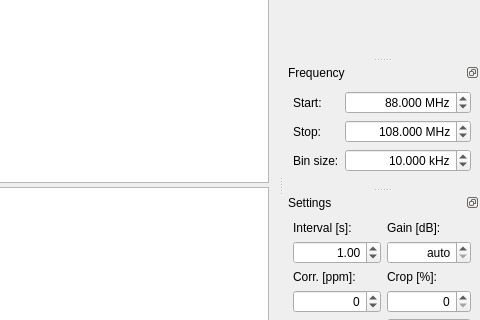
Old version of the form qspectrumanalyzer/qspectrumanalyzer.ui in the repository xmikos/qspectrumanalyzer; both pictures show x 720 to 1200 and y 219 to 539 of the 1200 by 810 pixel window.
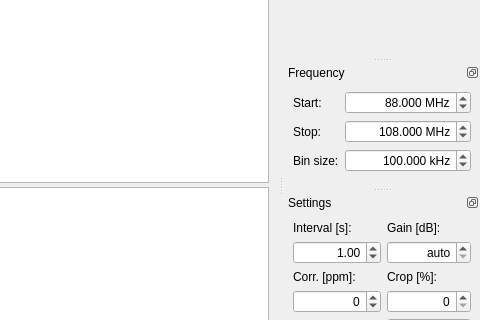
New version of the form. Custom widgets are drawn as their Qt base class.

Patch:
```diff
--- a/qspectrumanalyzer/qspectrumanalyzer.ui
+++ b/qspectrumanalyzer/qspectrumanalyzer.ui
@@ -265,10 +265,10 @@
         <number>3</number>
        </property>
        <property name="maximum">
-        <double>2800.000000000000000</double>
+        <double>5000.000000000000000</double>
        </property>
        <property name="value">
-        <double>10.000000000000000</double>
+        <double>100.000000000000000</double>
        </property>
       </widget>
      </item>
```
